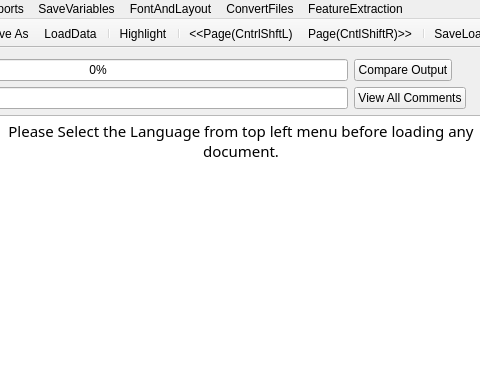
Above: FrameWorkCode/mainwindow.ui from IITB-OpenOCRCorrect/OpenOCRCorrect-Release before the change; both pictures show x 163 to 643 and y 0 to 365 of the 1296 by 708 pixel window. Below: the same form after it.
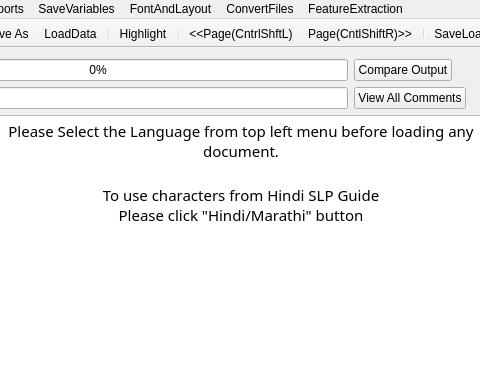
That is the form after the change. Icons and pictures are not drawn.

Commit message: added tessract comments

Patch:
```diff
--- a/FrameWorkCode/mainwindow.ui
+++ b/FrameWorkCode/mainwindow.ui
@@ -157,7 +157,9 @@
 &lt;html&gt;&lt;head&gt;&lt;meta name=&quot;qrichtext&quot; content=&quot;1&quot; /&gt;&lt;style type=&quot;text/css&quot;&gt;
 p, li { white-space: pre-wrap; }
 &lt;/style&gt;&lt;/head&gt;&lt;body style=&quot; font-family:'Shobhika'; font-size:16pt; font-weight:400; font-style:normal;&quot;&gt;
-&lt;p align=&quot;center&quot; style=&quot; margin-top:0px; margin-bottom:0px; margin-left:0px; margin-right:0px; -qt-block-indent:0; text-indent:0px;&quot;&gt;&lt;span style=&quot; font-family:'Ubuntu'; font-size:11pt;&quot;&gt;Please Select the Language from top left menu before loading any document.&lt;/span&gt;&lt;/p&gt;&lt;/body&gt;&lt;/html&gt;</string>
+&lt;p align=&quot;center&quot; style=&quot; margin-top:0px; margin-bottom:0px; margin-left:0px; margin-right:0px; -qt-block-indent:0; text-indent:0px;&quot;&gt;&lt;span style=&quot; font-family:'Ubuntu'; font-size:11pt;&quot;&gt;Please Select the Language from top left menu before loading any document.&lt;/span&gt;&lt;/p&gt;
+&lt;p align=&quot;center&quot; style=&quot;-qt-paragraph-type:empty; margin-top:0px; margin-bottom:0px; margin-left:0px; margin-right:0px; -qt-block-indent:0; text-indent:0px; font-family:'Ubuntu'; font-size:11pt;&quot;&gt;&lt;br /&gt;&lt;/p&gt;
+&lt;p align=&quot;center&quot; style=&quot; margin-top:0px; margin-bottom:0px; margin-left:0px; margin-right:0px; -qt-block-indent:0; text-indent:0px;&quot;&gt;&lt;span style=&quot; font-family:'Ubuntu'; font-size:11pt;&quot;&gt;To use characters from Hindi SLP Guide&lt;br /&gt;Please click &amp;quot;Hindi/Marathi&amp;quot; button&lt;/span&gt;&lt;/p&gt;&lt;/body&gt;&lt;/html&gt;</string>
         </property>
         <property name="acceptRichText">
          <bool>true</bool>
```
The commit also changes 2 other files.
